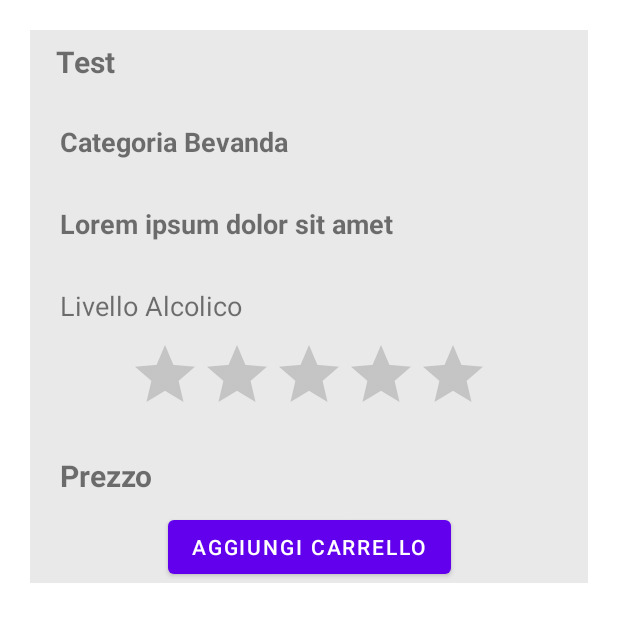
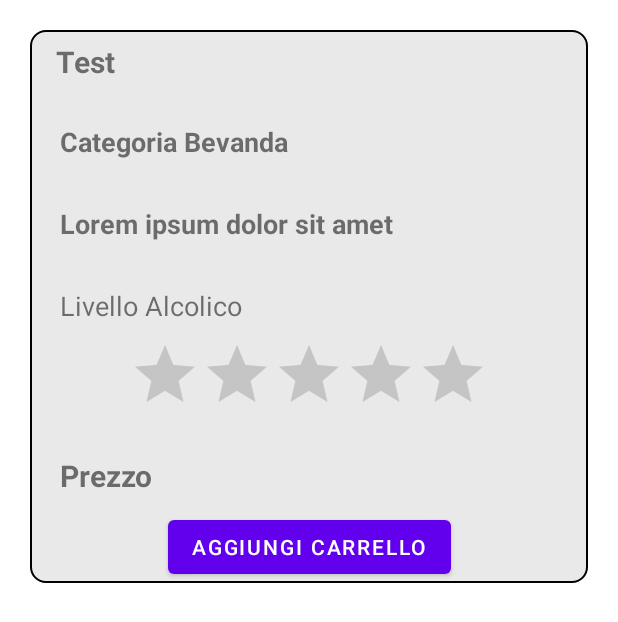
Before and after one commit to 1999-sis/melogiri, an Android app: the layout card_bevanda.xml on its own in the app's theme, with its tools: preview values and no code run, on a phone screen of 412 x 824 dp. Shown: the top 622 px of the screen. Run offline under Robolectric (Android 15) with nearby library versions, the phone set to English and light mode, and no system bars.

Commit message:
Aggiunto border alle card bevande

```diff
--- /dev/null
+++ b/app/src/main/res/drawable/shape_card.xml
@@ -0,0 +1,14 @@
+<?xml version="1.0" encoding="utf-8"?>
+<shape xmlns:android="http://schemas.android.com/apk/res/android"
+    android:shape="rectangle" >
+    <corners
+        android:radius="10dp"
+        />
+    <solid
+        android:color="#e9e9e9"
+        />
+    <stroke
+        android:width="1dp"
+        android:color="@android:color/black"
+        />
+</shape>
--- a/app/src/main/res/layout/card_bevanda.xml
+++ b/app/src/main/res/layout/card_bevanda.xml
@@ -5,7 +5,7 @@
     android:layout_width="match_parent"
     android:layout_height="wrap_content"
     android:layout_margin="20dp"
-    android:background="#e9e9e9"
+    android:background="@drawable/shape_card"
     android:layout_marginBottom="5dp"
 
     >
```
